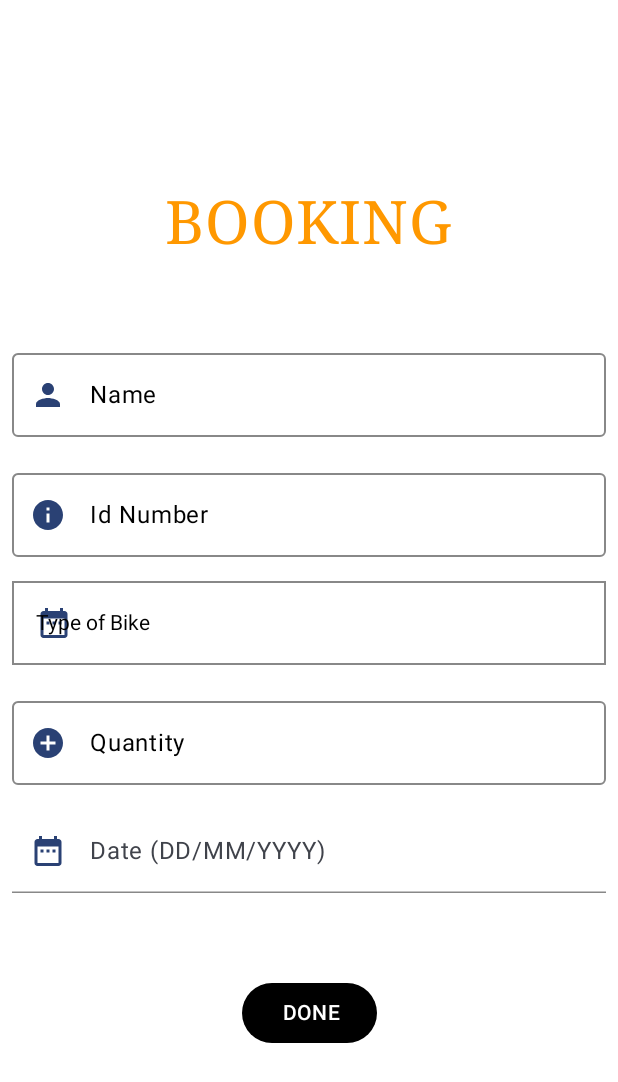
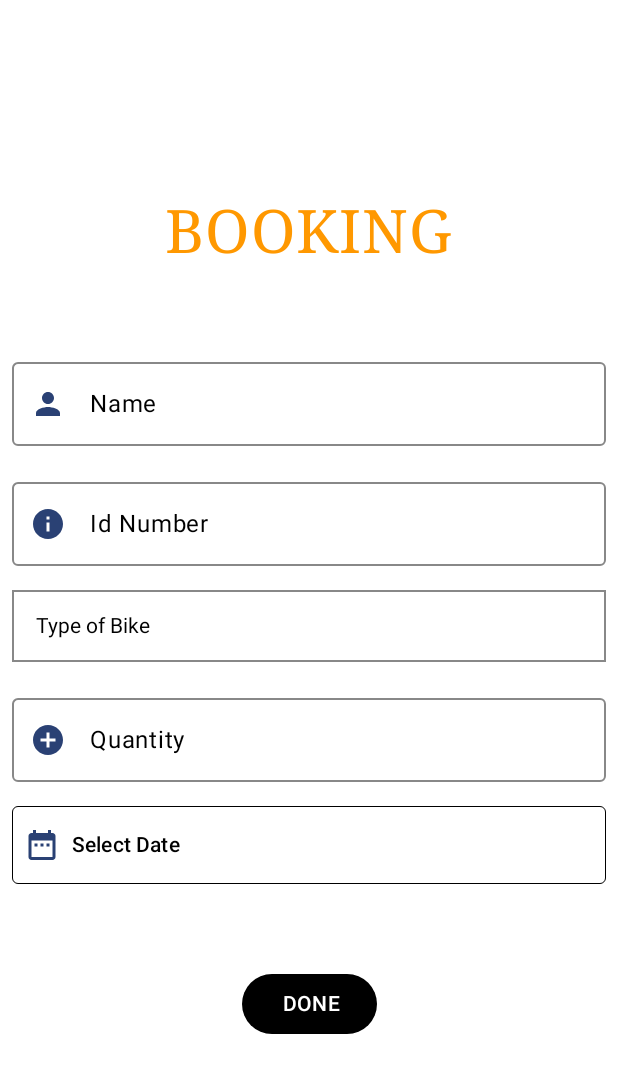
Before and after one commit to alexmainer/kinatwaBus, an Android app built with Jetpack Compose: the BookingScreen screen opened through its navigation route, on a phone screen of 412 x 824 dp. Shown: the top 1082 px of the screen. Run offline under Robolectric (Android 15) with nearby library versions, the phone set to English and light mode, and no system bars; libraries missing offline, so code that uses them is left out: com.vanpra.composematerialdialogs; 1 statement that could not run was skipped.

Commit message:
sila commit

```diff
--- a/app/build.gradle.kts
+++ b/app/build.gradle.kts
@@ -51,7 +51,6 @@ android {
 }
 
 dependencies {
-
     implementation("androidx.core:core-ktx:1.12.0")
     implementation("androidx.lifecycle:lifecycle-runtime-ktx:2.6.2")
     implementation("androidx.activity:activity-compose:1.7.2")
@@ -65,6 +64,7 @@ dependencies {
     implementation("com.google.firebase:firebase-database-ktx:20.2.2")
 
     implementation ("io.github.vanpra.compose-material-dialogs:datetime:0.8.1-rc")
+//    implementation("androidx.compose.material3:material3-android:1.2.0")
     coreLibraryDesugaring("com.android.tools:desugar_jdk_libs:2.0.4")
 
     testImplementation("junit:junit:4.13.2")
--- a/app/src/main/java/com/mit/avispabikehireapplication/data/ProductViewModel.kt
+++ b/app/src/main/java/com/mit/avispabikehireapplication/data/ProductViewModel.kt
@@ -12,9 +12,8 @@ import com.google.firebase.database.FirebaseDatabase
 import com.google.firebase.database.ValueEventListener
 import com.mit.avispabikehireapplication.model.Product
 import com.mit.avispabikehireapplication.navigation.ROUTE_LOGIN
-import java.util.Date
 
-class ProductViewModel (var controller: NavHostController, var context: Context) {
+class ProductViewModel(var controller: NavHostController, var context: Context) {
     var authRepository: AuthViewModel
     var progress: ProgressDialog
 
--- a/app/src/main/java/com/mit/avispabikehireapplication/ui/theme/screen/booking/BookingScreen.kt
+++ b/app/src/main/java/com/mit/avispabikehireapplication/ui/theme/screen/booking/BookingScreen.kt
@@ -1,15 +1,19 @@
+@file:OptIn(ExperimentalMaterial3Api::class)
+
 package com.mit.avispabikehireapplication.ui.theme.screen.booking
 
 import android.app.DatePickerDialog
 import android.os.Build
 import androidx.annotation.RequiresApi
+import androidx.compose.foundation.BorderStroke
 import androidx.compose.foundation.background
 import androidx.compose.foundation.border
 import androidx.compose.foundation.clickable
-import androidx.compose.foundation.interaction.MutableInteractionSource
 import androidx.compose.foundation.layout.Arrangement
 import androidx.compose.foundation.layout.Box
 import androidx.compose.foundation.layout.Column
+import androidx.compose.foundation.layout.PaddingValues
+import androidx.compose.foundation.layout.Row
 //import androidx.compose.foundation.layout.FlowRowScopeInstance.align
 import androidx.compose.foundation.layout.Spacer
 import androidx.compose.foundation.layout.fillMaxWidth
@@ -23,24 +27,18 @@ import androidx.compose.foundation.text.KeyboardOptions
 import androidx.compose.material.icons.Icons
 import androidx.compose.material.icons.filled.AddCircle
 import androidx.compose.material.icons.filled.DateRange
-import androidx.compose.material.icons.filled.Email
 import androidx.compose.material.icons.filled.Info
 import androidx.compose.material.icons.filled.Person
 import androidx.compose.material3.Button
 import androidx.compose.material3.ButtonDefaults
-import androidx.compose.material3.DropdownMenu
-import androidx.compose.material3.DropdownMenuItem
 import androidx.compose.material3.ExperimentalMaterial3Api
 import androidx.compose.material3.Icon
 import androidx.compose.material3.MaterialTheme
+import androidx.compose.material3.OutlinedButton
 import androidx.compose.material3.OutlinedTextField
-import androidx.compose.material3.Surface
 import androidx.compose.material3.Text
-import androidx.compose.material3.TextButton
-import androidx.compose.material3.TextField
 import androidx.compose.material3.TextFieldDefaults
 import androidx.compose.runtime.Composable
-import androidx.compose.runtime.derivedStateOf
 import androidx.compose.runtime.getValue
 import androidx.compose.runtime.mutableIntStateOf
 import androidx.compose.runtime.mutableStateOf
@@ -50,31 +48,84 @@ import androidx.compose.ui.Alignment
 import androidx.compose.ui.Modifier
 import androidx.compose.ui.graphics.Color
 import androidx.compose.ui.platform.LocalContext
-import androidx.compose.ui.res.painterResource
 import androidx.compose.ui.text.TextStyle
 import androidx.compose.ui.text.font.FontFamily
 import androidx.compose.ui.text.input.ImeAction
 import androidx.compose.ui.tooling.preview.Preview
-import androidx.compose.ui.unit.TextUnit
 import androidx.compose.ui.unit.dp
 import androidx.compose.ui.unit.sp
+import androidx.navigation.NavController
 import androidx.navigation.NavHostController
 import androidx.navigation.compose.rememberNavController
-import com.mit.avispabikehireapplication.R
 import com.mit.avispabikehireapplication.data.ProductViewModel
 import com.mit.avispabikehireapplication.navigation.ROUTE_DETAILS
 import com.vanpra.composematerialdialogs.rememberMaterialDialogState
-import org.intellij.lang.annotations.JdkConstants.CalendarMonth
-import org.w3c.dom.Text
 import java.text.SimpleDateFormat
-import java.time.LocalDate
-import java.time.format.DateTimeFormatter
 import java.util.Calendar
 import java.util.Date
 import java.util.Locale
 
 
 //@RequiresApi(Build.VERSION_CODES.N)
+@OptIn(ExperimentalMaterial3Api::class)
+@Composable
+fun CustomDatePicker(
+    selectedDate: Date?,
+    onDateSelected: (Date) -> Unit
+) {
+    val calendar = Calendar.getInstance()
+    val dateSetListener = DatePickerDialog.OnDateSetListener { _, year, month, dayOfMonth ->
+        calendar.set(Calendar.YEAR, year)
+        calendar.set(Calendar.MONTH, month)
+        calendar.set(Calendar.DAY_OF_MONTH, dayOfMonth)
+        onDateSelected(calendar.time)
+    }
+    val context = LocalContext.current
+
+    OutlinedButton(
+        onClick = {
+            val year = calendar.get(Calendar.YEAR)
+            val month = calendar.get(Calendar.MONTH)
+            val dayOfMonth = calendar.get(Calendar.DAY_OF_MONTH)
+            val datePickerDialog = DatePickerDialog(context, dateSetListener, year, month, dayOfMonth)
+            datePickerDialog.show()
+        },
+        modifier = Modifier
+            .padding(8.dp)
+            .fillMaxWidth()
+            .background(Color.Transparent),
+        shape = RoundedCornerShape(4.dp),
+        colors = ButtonDefaults.outlinedButtonColors(
+            contentColor = Color.Black,
+        ),
+        border = BorderStroke(0.5.dp, Color.Black),
+        contentPadding = PaddingValues(8.dp)
+    ) {
+        Row(
+            modifier = Modifier.fillMaxWidth(),
+            verticalAlignment = Alignment.CenterVertically
+        ) {
+            Icon(
+                tint = MaterialTheme.colorScheme.surfaceTint,
+                imageVector = Icons.Default.DateRange,
+                contentDescription = null,
+                modifier = Modifier.size(24.dp)
+            )
+            Text(
+                text = selectedDate?.formatToDisplayDate() ?: "Select Date",
+                modifier = Modifier
+                    .padding(8.dp)
+                    .weight(1f),
+                color = Color.Black,
+            )
+        }
+    }
+}
+
+fun Date.formatToDisplayDate(): String {
+    val sdf = SimpleDateFormat("dd/MMMM/yyyy", Locale.getDefault())
+    return sdf.format(this)
+}
 
 @RequiresApi(Build.VERSION_CODES.O)
 @OptIn(ExperimentalMaterial3Api::class)
@@ -90,11 +141,12 @@ fun BookingScreen(controller: NavHostController) {
     val options by remember { mutableStateOf(bikeTypes) }
     var selectedOption by remember { mutableStateOf(options[0]) }
 
-    //var selectedTypeIndex by remember { mutableIntStateOf(0) }
-    //var selectedType by remember { mutableStateOf(typeOptions[0]) }
-    //var pickedDate by remember { mutableStateOf(LocalDate.now())    }
-    //val formattedDate by remember { derivedStateOf { DateTimeFormatter.ofPattern("MM dd yyyy").format(pickedDate)}    }
-    //val dateDialogState = rememberMaterialDialogState()
+    var selectedTypeIndex by remember { mutableIntStateOf(0) }
+//    var selectedType by remember { mutableStateOf(typeOptions[0]) }
+    var selectedDate by remember { mutableStateOf<Date?>(null) }
+//    var pickedDate by remember { mutableStateOf(LocalDate.now())    }
+//    val formattedDate by remember { derivedStateOf { DateTimeFormatter.ofPattern("MM dd yyyy").format(pickedDate)}    }
+    val dateDialogState = rememberMaterialDialogState()
 
 
 
@@ -213,28 +265,10 @@ fun BookingScreen(controller: NavHostController) {
                 )
             }
         )
-        TextField(
-            value = date,
-            onValueChange = { date = it },
-            label = { Text("Date (DD/MM/YYYY)") },
-            modifier = Modifier
-                .fillMaxWidth()
-                .padding(8.dp),
-            colors = TextFieldDefaults.outlinedTextFieldColors(
-                textColor = Color.Black, // Set text color to black
-                focusedBorderColor = Color.Black, // Change border color when focused
-                unfocusedBorderColor = Color.Gray, // Change border color when not focused
-                cursorColor = Color.Black // Set cursor color to black
-            ),
-            leadingIcon = {
-                Icon(
-                    imageVector = Icons.Default.DateRange,
-                    contentDescription = null,
-                    tint = MaterialTheme.colorScheme.surfaceTint
-                )
-            }
+        CustomDatePicker(
+            selectedDate = selectedDate,
+            onDateSelected = { date -> selectedDate = date }
         )
-
 
 
 
@@ -243,13 +277,14 @@ fun BookingScreen(controller: NavHostController) {
         Button(
             onClick = {
                 //-----------WRITE THE SAVE LOGIC HERE---------------//
-                var productRepository = ProductViewModel(controller, context)
+                val productRepository = ProductViewModel(controller, context)
                 productRepository.saveProduct(
                     name.trim(),
                     idNumber.trim(),
                     selectedBikeType.trim(),
                     quantity.trim(),
-                    date)
+                    selectedDate?.formatToDisplayDate() ?: ""
+                )
                 controller.navigate(ROUTE_DETAILS)
 
 
@@ -299,12 +334,12 @@ fun OutlinedDropdown(
                         .fillMaxWidth()
                         .clickable { expanded = !expanded },
                 ) {
-                    Icon(
-                        imageVector = Icons.Default.DateRange,
-                        contentDescription = null,
-                        tint = MaterialTheme.colorScheme.surfaceTint
-
-                    )
+//                    Icon(
+//                        imageVector = Icons.Default.DateRange,
+//                        contentDescription = null,
+//                        tint = MaterialTheme.colorScheme.surfaceTint
+//
+//                    )
                     Spacer(modifier = Modifier.width(8.dp))
                     innerTextField()
                 }
--- a/app/src/main/java/com/mit/avispabikehireapplication/ui/theme/screen/details/DetailsScreen.kt
+++ b/app/src/main/java/com/mit/avispabikehireapplication/ui/theme/screen/details/DetailsScreen.kt
@@ -4,10 +4,8 @@ import android.annotation.SuppressLint
 import androidx.compose.foundation.background
 import androidx.compose.foundation.clickable
 import androidx.compose.foundation.layout.Column
-import androidx.compose.foundation.layout.Spacer
 import androidx.compose.foundation.layout.fillMaxSize
 import androidx.compose.foundation.layout.fillMaxWidth
-import androidx.compose.foundation.layout.height
 import androidx.compose.foundation.layout.padding
 import androidx.compose.foundation.lazy.LazyColumn
 import androidx.compose.foundation.lazy.items
@@ -32,9 +30,6 @@ import androidx.navigation.NavHostController
 import androidx.navigation.compose.rememberNavController
 import com.mit.avispabikehireapplication.data.ProductViewModel
 import com.mit.avispabikehireapplication.model.Product
-import java.text.SimpleDateFormat
-import java.util.Date
-import java.util.Locale
 
 @Composable
 fun DetailsScreen(controller: NavHostController) {
```
